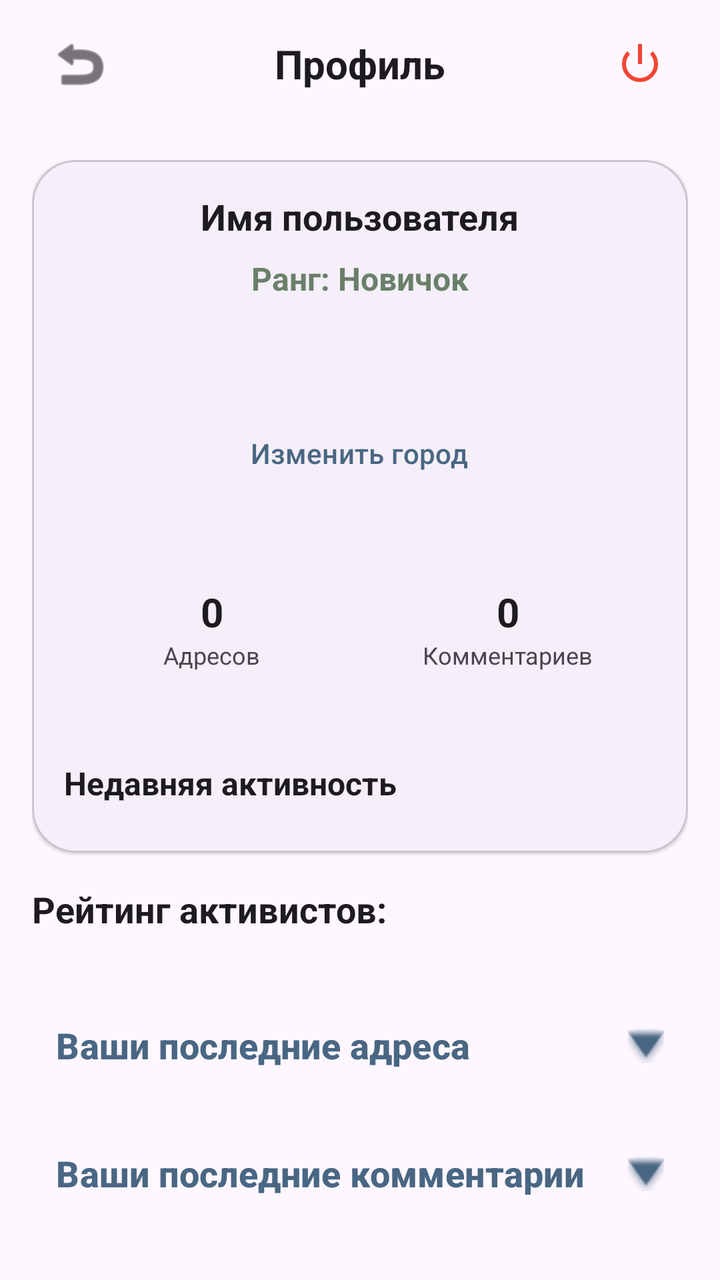
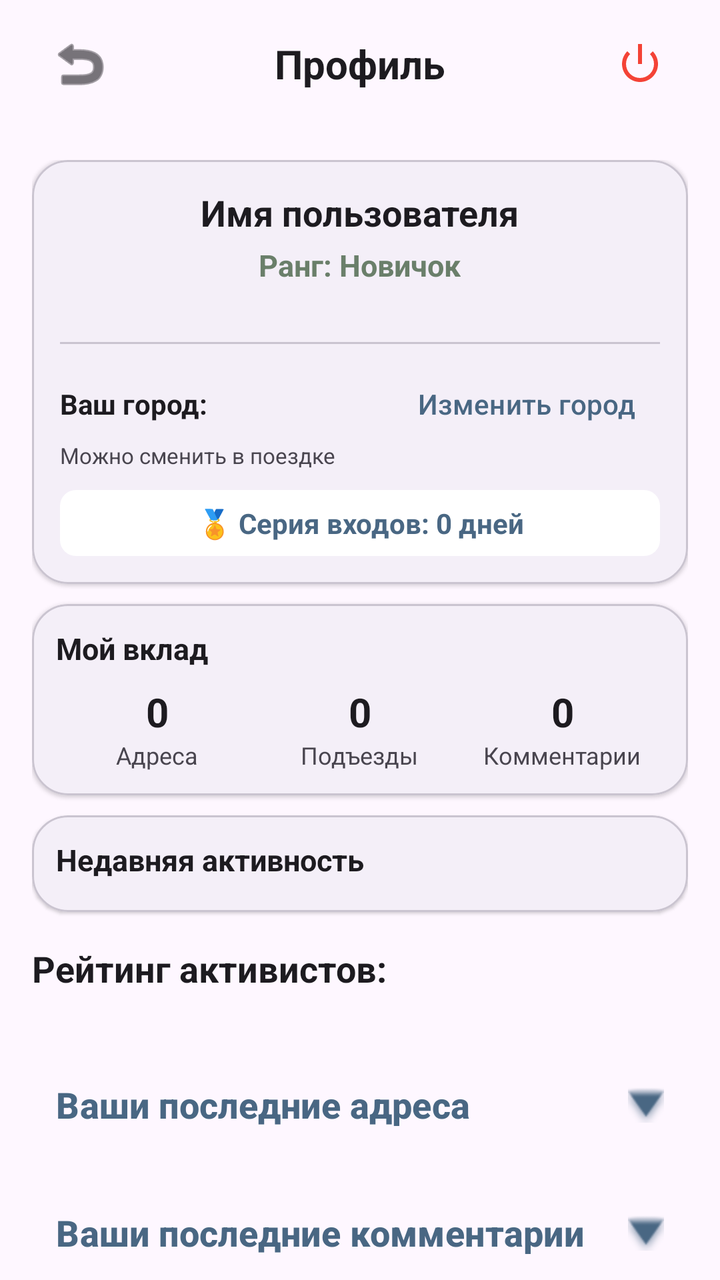

Before-and-after screenshots of an Android layout around one commit, followed by the original layout XML and the change that was made.
<!-- AndroidManifest.xml: application theme Theme.BaseHome -->
<!-- res/layout/activity_profile.xml -->
<?xml version="1.0" encoding="utf-8"?>
<LinearLayout xmlns:android="http://schemas.android.com/apk/res/android"
    xmlns:app="http://schemas.android.com/apk/res-auto"
    android:layout_width="match_parent"
    android:layout_height="match_parent"
    android:orientation="vertical"
    android:background="?android:attr/windowBackground"
    android:fitsSystemWindows="true">

    
    <RelativeLayout
        android:layout_width="match_parent"
        android:layout_height="64dp"
        android:paddingHorizontal="16dp">

        <ImageButton
            android:id="@+id/btnBackProfile"
            android:layout_width="48dp"
            android:layout_height="48dp"
            android:layout_centerVertical="true"
            android:background="?android:attr/selectableItemBackgroundBorderless"
            android:src="@android:drawable/ic_menu_revert"
            app:tint="?android:attr/textColorPrimary" />

        <TextView
            android:layout_width="wrap_content"
            android:layout_height="wrap_content"
            android:layout_centerInParent="true"
            android:text="Профиль"
            android:textSize="20sp"
            android:textStyle="bold"
            android:textColor="?android:attr/textColorPrimary" />

        <ImageButton
            android:id="@+id/btnLogout"
            android:layout_width="48dp"
            android:layout_height="48dp"
            android:layout_alignParentEnd="true"
            android:layout_centerVertical="true"
            android:background="?android:attr/selectableItemBackgroundBorderless"
            android:src="@android:drawable/ic_lock_power_off"
            app:tint="#F44336" />
    </RelativeLayout>

    <androidx.core.widget.NestedScrollView
        android:layout_width="match_parent"
        android:layout_height="match_parent">

        <LinearLayout
            android:layout_width="match_parent"
            android:layout_height="wrap_content"
            android:orientation="vertical"
            android:padding="16dp">

            
            <com.google.android.material.card.MaterialCardView
                android:layout_width="match_parent"
                android:layout_height="wrap_content"
                android:layout_marginBottom="16dp"
                app:cardCornerRadius="22dp"
                app:cardElevation="1dp"
                app:strokeWidth="1dp"
                app:strokeColor="?attr/colorOutlineVariant">

                <LinearLayout
                    android:layout_width="match_parent"
                    android:layout_height="wrap_content"
                    android:orientation="vertical"
                    android:padding="16dp"
                    android:gravity="center">

                    <TextView
                        android:id="@+id/tvUserName"
                        android:layout_width="wrap_content"
                        android:layout_height="wrap_content"
                        android:text="Имя пользователя"
                        android:textSize="18sp"
                        android:textStyle="bold"
                        android:textColor="?android:attr/textColorPrimary"
                        android:layout_marginBottom="8dp" />

                    <TextView
                        android:id="@+id/tvUserRating"
                        android:layout_width="wrap_content"
                        android:layout_height="wrap_content"
                        android:text="Ранг: Новичок"
                        android:textSize="16sp"
                        android:textColor="@color/brand_accent"
                        android:textStyle="bold"
                        android:layout_marginBottom="4dp" />

                    <TextView
                        android:id="@+id/tvRankProgress"
                        android:layout_width="match_parent"
                        android:layout_height="wrap_content"
                        android:gravity="center"
                        android:textSize="13sp"
                        android:textColor="?android:attr/textColorSecondary"
                        android:layout_marginBottom="12dp" />

                    <TextView
                        android:id="@+id/tvProfileCity"
                        android:layout_width="match_parent"
                        android:layout_height="wrap_content"
                        android:gravity="center"
                        android:textSize="14sp"
                        android:textColor="?android:attr/textColorPrimary" />

                    <com.google.android.material.button.MaterialButton
                        android:id="@+id/btnChangeCity"
                        style="@style/Widget.Material3.Button.TextButton"
                        android:layout_width="wrap_content"
                        android:layout_height="wrap_content"
                        android:text="@string/profile_city_change"
                        android:layout_marginBottom="12dp" />

                    <TextView
                        android:id="@+id/tvContributionSummary"
                        android:layout_width="match_parent"
                        android:layout_height="wrap_content"
                        android:gravity="center"
                        android:textSize="13sp"
                        android:textColor="?android:attr/textColorSecondary"
                        android:layout_marginBottom="12dp" />

                    <LinearLayout
                        android:layout_width="match_parent"
                        android:layout_height="wrap_content"
                        android:orientation="horizontal"
                        android:weightSum="2">

                        <LinearLayout
                            android:layout_width="0dp"
                            android:layout_height="wrap_content"
                            android:layout_weight="1"
                            android:orientation="vertical"
                            android:gravity="center">
                            <TextView
                                android:id="@+id/tvAddressesCount"
                                android:layout_width="wrap_content"
                                android:layout_height="wrap_content"
                                android:text="0"
                                android:textSize="20sp"
                                android:textStyle="bold"
                                android:textColor="?android:attr/textColorPrimary" />
                            <TextView
                                android:layout_width="wrap_content"
                                android:layout_height="wrap_content"
                                android:text="Адресов"
                                android:textSize="12sp"
                                android:textColor="?android:attr/textColorSecondary" />
                        </LinearLayout>

                        <LinearLayout
                            android:layout_width="0dp"
                            android:layout_height="wrap_content"
                            android:layout_weight="1"
                            android:orientation="vertical"
                            android:gravity="center">
                            <TextView
                                android:id="@+id/tvCommentsCount"
                                android:layout_width="wrap_content"
                                android:layout_height="wrap_content"
                                android:text="0"
                                android:textSize="20sp"
                                android:textStyle="bold"
                                android:textColor="?android:attr/textColorPrimary" />
                            <TextView
                                android:layout_width="wrap_content"
                                android:layout_height="wrap_content"
                                android:text="Комментариев"
                                android:textSize="12sp"
                                android:textColor="?android:attr/textColorSecondary" />
                        </LinearLayout>

                    </LinearLayout>
                    <TextView
                        android:id="@+id/tvProfileEntranceCount"
                        android:layout_width="match_parent"
                        android:layout_height="wrap_content"
                        android:layout_marginTop="10dp"
                        android:gravity="center"
                        android:textSize="14sp"
                        android:textColor="?android:attr/textColorPrimary" />

                    <TextView
                        android:layout_width="match_parent"
                        android:layout_height="wrap_content"
                        android:layout_marginTop="16dp"
                        android:text="@string/profile_activity_title"
                        android:textSize="16sp"
                        android:textStyle="bold"
                        android:textColor="?android:attr/textColorPrimary" />

                    <androidx.recyclerview.widget.RecyclerView
                        android:id="@+id/rvRecentActivity"
                        android:layout_width="match_parent"
                        android:layout_height="wrap_content"
                        android:layout_marginTop="8dp"
                        android:nestedScrollingEnabled="false" />
                </LinearLayout>
            </com.google.android.material.card.MaterialCardView>

            
            <Button
                android:id="@+id/btnViewUsers"
                android:layout_width="match_parent"
                android:layout_height="wrap_content"
                android:text="Пользователи системы"
                android:layout_marginBottom="24dp"
                android:visibility="gone"
                android:backgroundTint="?attr/colorPrimary" />

            
            <TextView
                android:layout_width="match_parent"
                android:layout_height="wrap_content"
                android:text="Рейтинг активистов:"
                android:textSize="18sp"
                android:textStyle="bold"
                android:textColor="?android:attr/textColorPrimary"
                android:layout_marginBottom="8dp" />

            <com.google.android.material.card.MaterialCardView
                android:layout_width="match_parent"
                android:layout_height="wrap_content"
                android:layout_marginBottom="24dp"
                app:cardCornerRadius="20dp"
                app:cardElevation="0dp"
                app:strokeWidth="1dp"
                app:strokeColor="?attr/colorOutlineVariant">

                <androidx.recyclerview.widget.RecyclerView
                    android:id="@+id/rvGlobalRanking"
                    android:layout_width="match_parent"
                    android:layout_height="wrap_content"
                    android:nestedScrollingEnabled="false" />

            </com.google.android.material.card.MaterialCardView>

            
            <com.google.android.material.button.MaterialButton
                android:id="@+id/btnToggleAddresses"
                style="@style/Widget.Material3.Button.TextButton"
                android:layout_width="match_parent"
                android:layout_height="wrap_content"
                android:text="Ваши последние адреса"
                android:gravity="start|center_vertical"
                android:textSize="18sp"
                android:textStyle="bold"
                app:icon="@android:drawable/arrow_down_float"
                app:iconGravity="end" />

            <LinearLayout
                android:id="@+id/llAddressesContainer"
                android:layout_width="match_parent"
                android:layout_height="wrap_content"
                android:orientation="vertical"
                android:visibility="gone">

                <androidx.recyclerview.widget.RecyclerView
                    android:id="@+id/rvUserAddresses"
                    android:layout_width="match_parent"
                    android:layout_height="wrap_content"
                    android:nestedScrollingEnabled="false" />

                <Button
                    android:id="@+id/btnLoadMoreAddresses"
                    style="@style/Widget.Material3.Button.TextButton"
                    android:layout_width="wrap_content"
                    android:layout_height="wrap_content"
                    android:layout_gravity="center"
                    android:text="Показать еще 10"
                    android:visibility="gone" />
            </LinearLayout>

            <View
                android:layout_width="match_parent"
                android:layout_height="16dp" />

            
            <com.google.android.material.button.MaterialButton
                android:id="@+id/btnToggleComments"
                style="@style/Widget.Material3.Button.TextButton"
                android:layout_width="match_parent"
                android:layout_height="wrap_content"
                android:text="Ваши последние комментарии"
                android:gravity="start|center_vertical"
                android:textSize="18sp"
                android:textStyle="bold"
                app:icon="@android:drawable/arrow_down_float"
                app:iconGravity="end" />

            <LinearLayout
                android:id="@+id/llCommentsContainer"
                android:layout_width="match_parent"
                android:layout_height="wrap_content"
                android:orientation="vertical"
                android:visibility="gone">

                <androidx.recyclerview.widget.RecyclerView
                    android:id="@+id/rvUserComments"
                    android:layout_width="match_parent"
                    android:layout_height="wrap_content"
                    android:nestedScrollingEnabled="false" />

                <Button
                    android:id="@+id/btnLoadMoreComments"
                    style="@style/Widget.Material3.Button.TextButton"
                    android:layout_width="wrap_content"
                    android:layout_height="wrap_content"
                    android:layout_gravity="center"
                    android:text="Показать еще 10"
                    android:visibility="gone" />
            </LinearLayout>

        </LinearLayout>
    </androidx.core.widget.NestedScrollView>

</LinearLayout>
<!-- resources referenced by this layout -->
<resources>
  <color name="brand_accent">#6A7F6A</color>
  <string name="profile_activity_title">Недавняя активность</string>
  <string name="profile_city_change">Изменить город</string>
  <style name="Theme.BaseHome" parent="Base.Theme.BaseHome" />
  <style name="Base.Theme.BaseHome" parent="Theme.Material3.DayNight.NoActionBar">
          <item name="colorPrimary">@color/brand_primary</item>
          <item name="colorSecondary">@color/brand_accent</item>
          <item name="colorSurface">?android:attr/colorBackground</item>
          <item name="colorOutline">?android:attr/textColorHint</item>
          <item name="shapeAppearanceSmallComponent">@style/ShapeAppearance.BaseHome.Small</item>
          <item name="shapeAppearanceMediumComponent">@style/ShapeAppearance.BaseHome.Medium</item>
      </style>
  <color name="brand_primary">#496783</color>
  <style name="ShapeAppearance.BaseHome.Small" parent="ShapeAppearance.Material3.Corner.Small">
          <item name="cornerSize">12dp</item>
      </style>
  <style name="ShapeAppearance.BaseHome.Medium" parent="ShapeAppearance.Material3.Corner.Medium">
          <item name="cornerSize">20dp</item>
      </style>
</resources>

<!-- the commit's change to res/layout/activity_profile.xml (unified diff, before → after) -->
@@ -56,8 +56,8 @@
             <com.google.android.material.card.MaterialCardView
                 android:layout_width="match_parent"
                 android:layout_height="wrap_content"
-                android:layout_marginBottom="16dp"
-                app:cardCornerRadius="22dp"
+                android:layout_marginBottom="10dp"
+                app:cardCornerRadius="18dp"
                 app:cardElevation="1dp"
                 app:strokeWidth="1dp"
                 app:strokeColor="?attr/colorOutlineVariant">
@@ -66,8 +66,8 @@
                     android:layout_width="match_parent"
                     android:layout_height="wrap_content"
                     android:orientation="vertical"
-                    android:padding="16dp"
-                    android:gravity="center">
+                    android:gravity="center"
+                    android:padding="14dp">
 
                     <TextView
                         android:id="@+id/tvUserName"
@@ -76,65 +76,118 @@
                         android:text="Имя пользователя"
                         android:textSize="18sp"
                         android:textStyle="bold"
-                        android:textColor="?android:attr/textColorPrimary"
-                        android:layout_marginBottom="8dp" />
+                        android:textColor="?android:attr/textColorPrimary" />
 
                     <TextView
                         android:id="@+id/tvUserRating"
                         android:layout_width="wrap_content"
                         android:layout_height="wrap_content"
+                        android:layout_marginTop="4dp"
                         android:text="Ранг: Новичок"
-                        android:textSize="16sp"
+                        android:textSize="15sp"
                         android:textColor="@color/brand_accent"
+                        android:textStyle="bold" />
+
+                    <TextView
+                        android:id="@+id/tvRankProgress"
+                        android:layout_width="match_parent"
+                        android:layout_height="wrap_content"
+                        android:layout_marginTop="2dp"
+                        android:gravity="center"
+                        android:textSize="12sp"
+                        android:textColor="?android:attr/textColorSecondary" />
+
+                    <View
+                        android:layout_width="match_parent"
+                        android:layout_height="1dp"
+                        android:layout_marginVertical="10dp"
+                        android:background="?attr/colorOutlineVariant" />
+
+                    <LinearLayout
+                        android:layout_width="match_parent"
+                        android:layout_height="wrap_content"
+                        android:gravity="center_vertical"
+                        android:orientation="horizontal">
+
+                        <TextView
+                            android:id="@+id/tvProfileCity"
+                            android:layout_width="0dp"
+                            android:layout_height="wrap_content"
+                            android:layout_weight="1"
+                            android:text="Ваш город:"
+                            android:textSize="14sp"
+                            android:textStyle="bold"
+                            android:textColor="?android:attr/textColorPrimary" />
+
+                        <com.google.android.material.button.MaterialButton
+                            android:id="@+id/btnChangeCity"
+                            style="@style/Widget.Material3.Button.TextButton"
+                            android:layout_width="wrap_content"
+                            android:layout_height="wrap_content"
+                            android:minHeight="40dp"
+                            android:text="@string/profile_city_change" />
+                    </LinearLayout>
+
+                    <TextView
+                        android:layout_width="match_parent"
+                        android:layout_height="wrap_content"
+                        android:layout_marginTop="-2dp"
+                        android:gravity="start"
+                        android:text="@string/profile_city_note"
+                        android:textSize="11sp"
+                        android:textColor="?android:attr/textColorSecondary" />
+
+                    <TextView
+                        android:id="@+id/tvLoginStreak"
+                        android:layout_width="match_parent"
+                        android:layout_height="wrap_content"
+                        android:layout_marginTop="10dp"
+                        android:gravity="center"
+                        android:paddingVertical="7dp"
+                        android:text="@string/profile_login_streak_initial"
+                        android:textSize="14sp"
                         android:textStyle="bold"
-                        android:layout_marginBottom="4dp" />
-
-                    <TextView
-                        android:id="@+id/tvRankProgress"
-                        android:layout_width="match_parent"
-                        android:layout_height="wrap_content"
-                        android:gravity="center"
-                        android:textSize="13sp"
-                        android:textColor="?android:attr/textColorSecondary"
-                        android:layout_marginBottom="12dp" />
-
-                    <TextView
-                        android:id="@+id/tvProfileCity"
-                        android:layout_width="match_parent"
-                        android:layout_height="wrap_content"
-                        android:gravity="center"
-                        android:textSize="14sp"
+                        android:textColor="?attr/colorPrimary"
+                        android:background="@drawable/bg_badge" />
+                </LinearLayout>
+            </com.google.android.material.card.MaterialCardView>
+
+            
+            <com.google.android.material.card.MaterialCardView
+                android:layout_width="match_parent"
+                android:layout_height="wrap_content"
+                android:layout_marginBottom="10dp"
+                app:cardCornerRadius="18dp"
+                app:cardElevation="1dp"
+                app:strokeWidth="1dp"
+                app:strokeColor="?attr/colorOutlineVariant">
+
+                <LinearLayout
+                    android:layout_width="match_parent"
+                    android:layout_height="wrap_content"
+                    android:orientation="vertical"
+                    android:padding="12dp">
+
+                    <TextView
+                        android:layout_width="match_parent"
+                        android:layout_height="wrap_content"
+                        android:layout_marginBottom="8dp"
+                        android:text="@string/profile_stats_title"
+                        android:textSize="15sp"
+                        android:textStyle="bold"
                         android:textColor="?android:attr/textColorPrimary" />
 
-                    <com.google.android.material.button.MaterialButton
-                        android:id="@+id/btnChangeCity"
-                        style="@style/Widget.Material3.Button.TextButton"
-                        android:layout_width="wrap_content"
-                        android:layout_height="wrap_content"
-                        android:text="@string/profile_city_change"
-                        android:layout_marginBottom="12dp" />
-
-                    <TextView
-                        android:id="@+id/tvContributionSummary"
-                        android:layout_width="match_parent"
-                        android:layout_height="wrap_content"
-                        android:gravity="center"
-                        android:textSize="13sp"
-                        android:textColor="?android:attr/textColorSecondary"
-                        android:layout_marginBottom="12dp" />
-
                     <LinearLayout
                         android:layout_width="match_parent"
                         android:layout_height="wrap_content"
-                        android:orientation="horizontal"
-                        android:weightSum="2">
+                        android:orientation="horizontal">
 
                         <LinearLayout
                             android:layout_width="0dp"
                             android:layout_height="wrap_content"
                             android:layout_weight="1"
-                            android:orientation="vertical"
-                            android:gravity="center">
+                            android:gravity="center"
+                            android:orientation="vertical">
                             <TextView
                                 android:id="@+id/tvAddressesCount"
                                 android:layout_width="wrap_content"
@@ -146,7 +199,7 @@
                             <TextView
                                 android:layout_width="wrap_content"
                                 android:layout_height="wrap_content"
-                                android:text="Адресов"
+                                android:text="Адреса"
                                 android:textSize="12sp"
                                 android:textColor="?android:attr/textColorSecondary" />
                         </LinearLayout>
@@ -155,10 +208,10 @@
                             android:layout_width="0dp"
                             android:layout_height="wrap_content"
                             android:layout_weight="1"
-                            android:orientation="vertical"
-                            android:gravity="center">
-                            <TextView
-                                android:id="@+id/tvCommentsCount"
+                            android:gravity="center"
+                            android:orientation="vertical">
+                            <TextView
+                                android:id="@+id/tvProfileEntranceCount"
                                 android:layout_width="wrap_content"
                                 android:layout_height="wrap_content"
                                 android:text="0"
@@ -168,27 +221,57 @@
                             <TextView
                                 android:layout_width="wrap_content"
                                 android:layout_height="wrap_content"
-                                android:text="Комментариев"
+                                android:text="Подъезды"
                                 android:textSize="12sp"
                                 android:textColor="?android:attr/textColorSecondary" />
                         </LinearLayout>
 
+                        <LinearLayout
+                            android:layout_width="0dp"
+                            android:layout_height="wrap_content"
+                            android:layout_weight="1"
+                            android:gravity="center"
+                            android:orientation="vertical">
+                            <TextView
+                                android:id="@+id/tvCommentsCount"
+                                android:layout_width="wrap_content"
+                                android:layout_height="wrap_content"
+                                android:text="0"
+                                android:textSize="20sp"
+                                android:textStyle="bold"
+                                android:textColor="?android:attr/textColorPrimary" />
+                            <TextView
+                                android:layout_width="wrap_content"
+                                android:layout_height="wrap_content"
+                                android:text="Комментарии"
+                                android:textSize="12sp"
+                                android:textColor="?android:attr/textColorSecondary" />
+                        </LinearLayout>
                     </LinearLayout>
-                    <TextView
-                        android:id="@+id/tvProfileEntranceCount"
-                        android:layout_width="match_parent"
-                        android:layout_height="wrap_content"
-                        android:layout_marginTop="10dp"
-                        android:gravity="center"
-                        android:textSize="14sp"
-                        android:textColor="?android:attr/textColorPrimary" />
-
-                    <TextView
-                        android:layout_width="match_parent"
-                        android:layout_height="wrap_content"
-                        android:layout_marginTop="16dp"
+                </LinearLayout>
+            </com.google.android.material.card.MaterialCardView>
+
+            
+            <com.google.android.material.card.MaterialCardView
+                android:layout_width="match_parent"
+                android:layout_height="wrap_content"
+                android:layout_marginBottom="16dp"
+                app:cardCornerRadius="18dp"
+                app:cardElevation="1dp"
+                app:strokeWidth="1dp"
+                app:strokeColor="?attr/colorOutlineVariant">
+
+                <LinearLayout
+                    android:layout_width="match_parent"
+                    android:layout_height="wrap_content"
+                    android:orientation="vertical"
+                    android:padding="12dp">
+
+                    <TextView
+                        android:layout_width="match_parent"
+                        android:layout_height="wrap_content"
                         android:text="@string/profile_activity_title"
-                        android:textSize="16sp"
+                        android:textSize="15sp"
                         android:textStyle="bold"
                         android:textColor="?android:attr/textColorPrimary" />
 
@@ -196,7 +279,7 @@
                         android:id="@+id/rvRecentActivity"
                         android:layout_width="match_parent"
                         android:layout_height="wrap_content"
-                        android:layout_marginTop="8dp"
+                        android:layout_marginTop="4dp"
                         android:nestedScrollingEnabled="false" />
                 </LinearLayout>
             </com.google.android.material.card.MaterialCardView>
<!-- resource entries referenced after the edit -->
@@ -1,8 +1,17 @@
 <!-- resources referenced by this layout -->
 <resources>
   <color name="brand_accent">#6A7F6A</color>
+  <!-- drawable bg_badge (drawable) -->
+  <?xml version="1.0" encoding="utf-8"?>
+  <shape xmlns:android="http://schemas.android.com/apk/res/android">
+      <solid android:color="#FFFFFF" /> 
+      <corners android:radius="8dp" />
+  </shape>
   <string name="profile_activity_title">Недавняя активность</string>
   <string name="profile_city_change">Изменить город</string>
+  <string name="profile_city_note">Можно сменить в поездке</string>
+  <string name="profile_login_streak_initial">🏅 Серия входов: 0 дней</string>
+  <string name="profile_stats_title">Мой вклад</string>
   <style name="Theme.BaseHome" parent="Base.Theme.BaseHome" />
   <style name="Base.Theme.BaseHome" parent="Theme.Material3.DayNight.NoActionBar">
           <item name="colorPrimary">@color/brand_primary</item>
